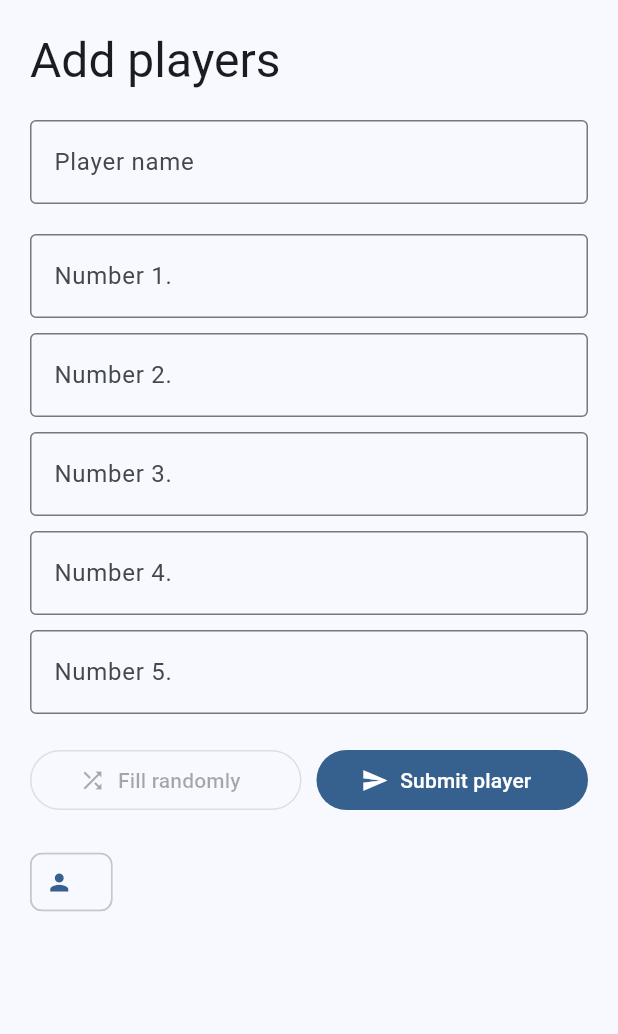
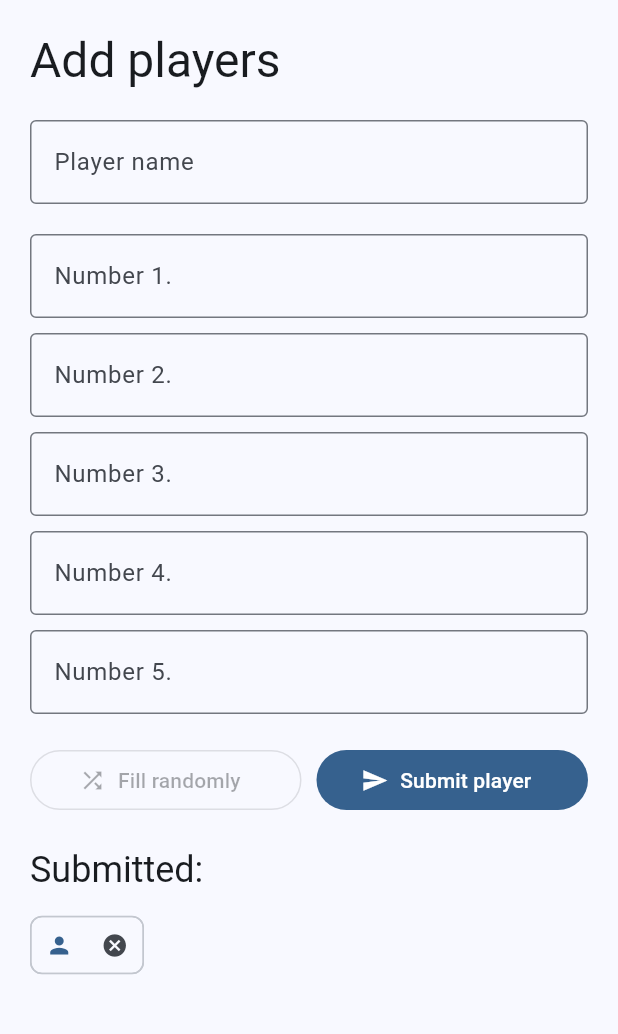
Before and after one commit to BrownieMaar/dream_small_flutter, a Flutter app: the NewGame screen opened by its route, after a tap on "Submit player", on a phone screen of 412 x 824 dp, the part 84-1118 px from its top. Run offline on Flutter 3.47's test engine with Material 2 defaults, Android fonts, the phone set to English and light mode, and no system bars.

Commit message:
add chip design in wrap

```diff
--- a/lib/src/pages/new_game.dart
+++ b/lib/src/pages/new_game.dart
@@ -20,9 +20,6 @@ class _NewGameState extends State<NewGame> {
     setState(() {
       playerTickets.add(ticket);
     });
-    for (var ticket in playerTickets) {
-      print(ticket.name);
-    }
   }
 
   @override
@@ -49,14 +46,31 @@ class _NewGameState extends State<NewGame> {
               onSubmit: addTicket,
             ),
             SizedBox(height: 20),
-            Wrap(
-              alignment: WrapAlignment.start,
-              spacing: 8,
+            Column(
+              crossAxisAlignment: CrossAxisAlignment.start,
               children: [
-                ...playerTickets.map((e) => Chip(
-                  avatar: Icon(Icons.person),
-                      label: Text(e.name),
-                    ))
+                Text(
+                  "Submitted:",
+                  style: theme.textTheme.headlineSmall,
+                ),
+                SizedBox(height: 10),
+                Wrap(
+                  alignment: WrapAlignment.start,
+                  spacing: 8,
+                  children: [
+                    ...playerTickets.asMap().entries.map((e) {
+                      return Chip(
+                        avatar: Icon(Icons.person),
+                        label: Text(e.value.name),
+                        onDeleted: () {
+                          setState(() {
+                            playerTickets.removeAt(e.key);
+                          });
+                        },
+                      );
+                    })
+                  ],
+                ),
               ],
             )
           ],
```
